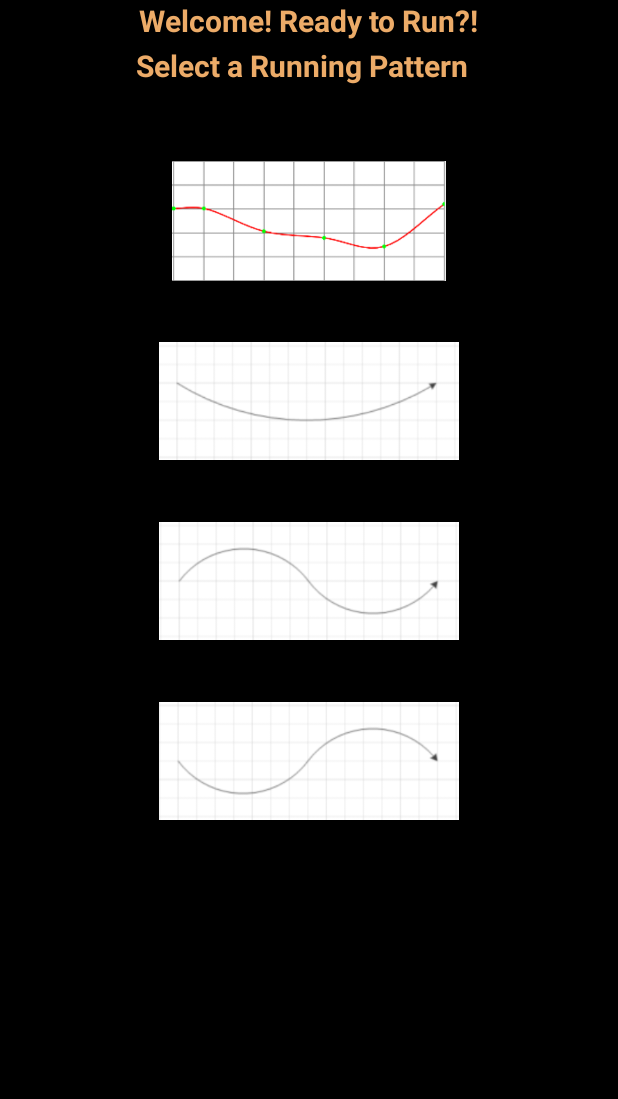
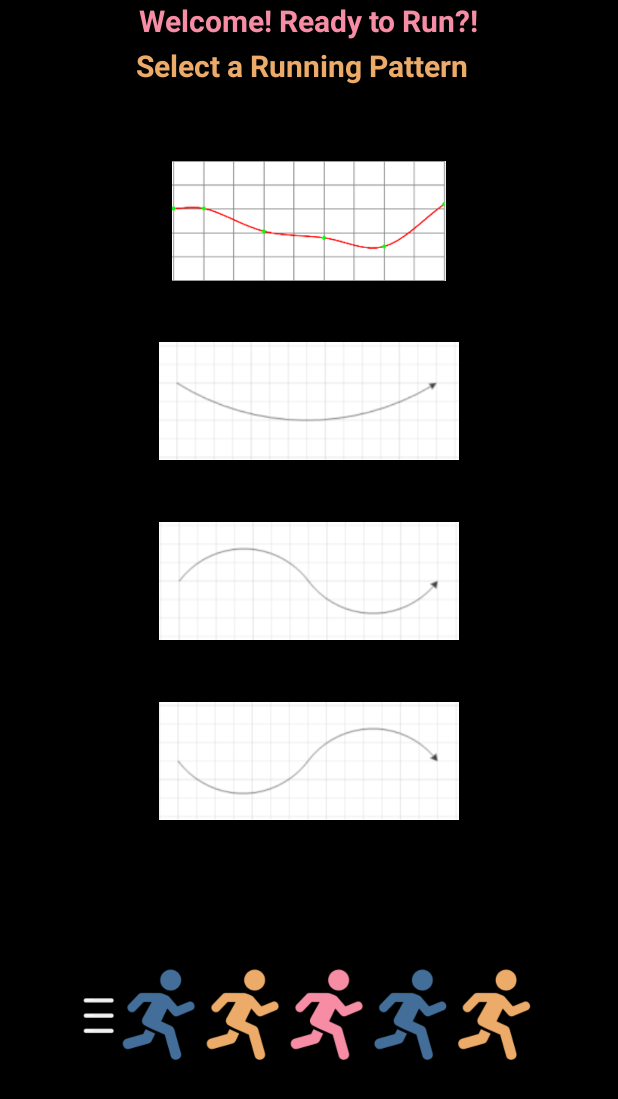
Before and after one commit to ezhou0716/MusicRunner, an Android app: the screen it shows after launch (MainActivity), on a phone screen of 412 x 824 dp. Shown: the top 1099 px of the screen. Run offline under Robolectric (Android 15) with nearby library versions, the phone set to English and light mode, and no system bars.

Commit message:
color change

```diff
--- a/app/src/main/res/layout/activity_main.xml
+++ b/app/src/main/res/layout/activity_main.xml
@@ -1,4 +1,4 @@
- <?xml version="1.0" encoding="utf-8"?>
+<?xml version="1.0" encoding="utf-8"?>
  <!--Home Page of the App, enter Screen -->
  <!-- In the Home Page, the user will be able to select a running pattern -->
  <!-- To demonstrate their speed throughout their run, making it easier  -->
@@ -19,9 +19,9 @@
         android:layout_width="wrap_content"
         android:layout_height="50dp"
         android:text="Welcome! Ready to Run?!"
-        android:textColor="#ECAB68"
-        android:textSize="20dp"
-        android:textStyle="bold" />
+        android:textColor="#F68DA5"
+        android:textSize="20sp"
+        android:textStyle="bold"/>
 
 <!--Text to tell the user to select a Running Pattern -->
     <TextView
@@ -32,8 +32,8 @@
         android:padding="30dp"
         android:text="Select a Running Pattern"
         android:textColor="#ECAB68"
-        android:textSize="20dp"
-        android:textStyle="bold" />
+        android:textSize="20sp"
+        android:textStyle="bold"/>
     <!--First Running Pattern -->
     <ImageView
         android:layout_width="240dp"
@@ -70,5 +70,14 @@
         android:padding="20dp"
         android:layout_below="@id/pattern3"
         android:src="@drawable/pattern4"/>
+    <!--Picture of running figures in different colors  -->
+    <ImageView
+        android:id="@+id/imageView2"
+        android:layout_width="327dp"
+        android:layout_height="147dp"
+        android:layout_below="@id/pattern4"
+        android:layout_centerHorizontal="true"
+        android:layout_marginTop="17dp"
+        app:srcCompat="@drawable/RunningFigure2"/>
 
 </RelativeLayout>
```
Also changed, not shown: app/src/main/res/drawable/RunningFigure2.png (added).
